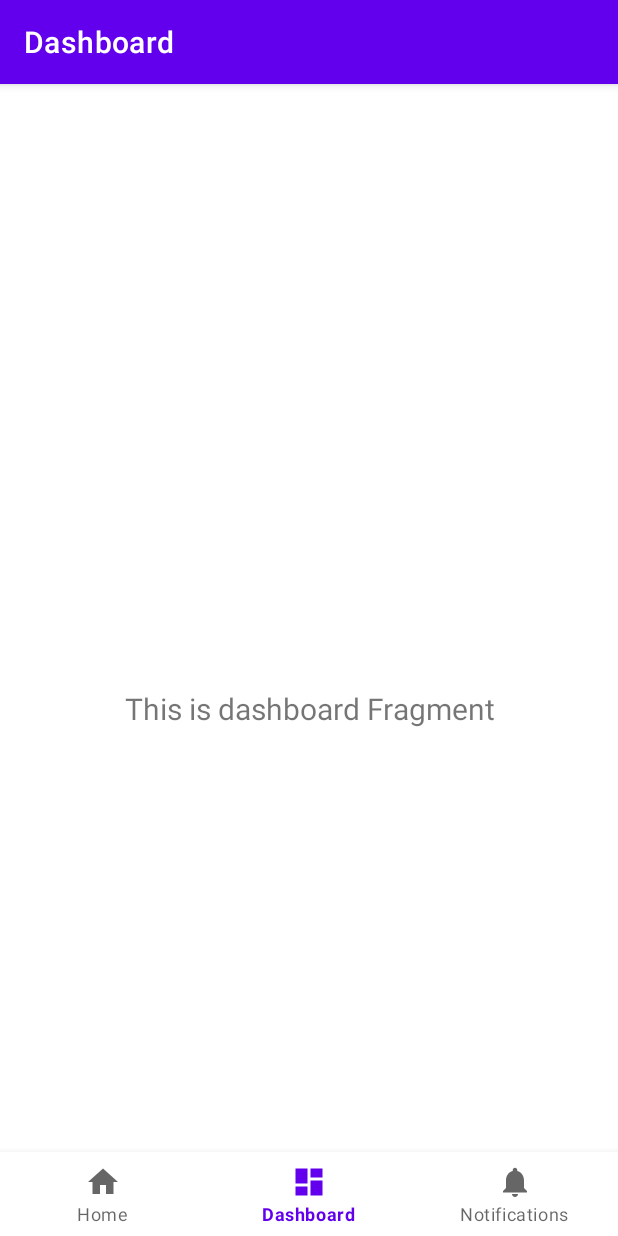
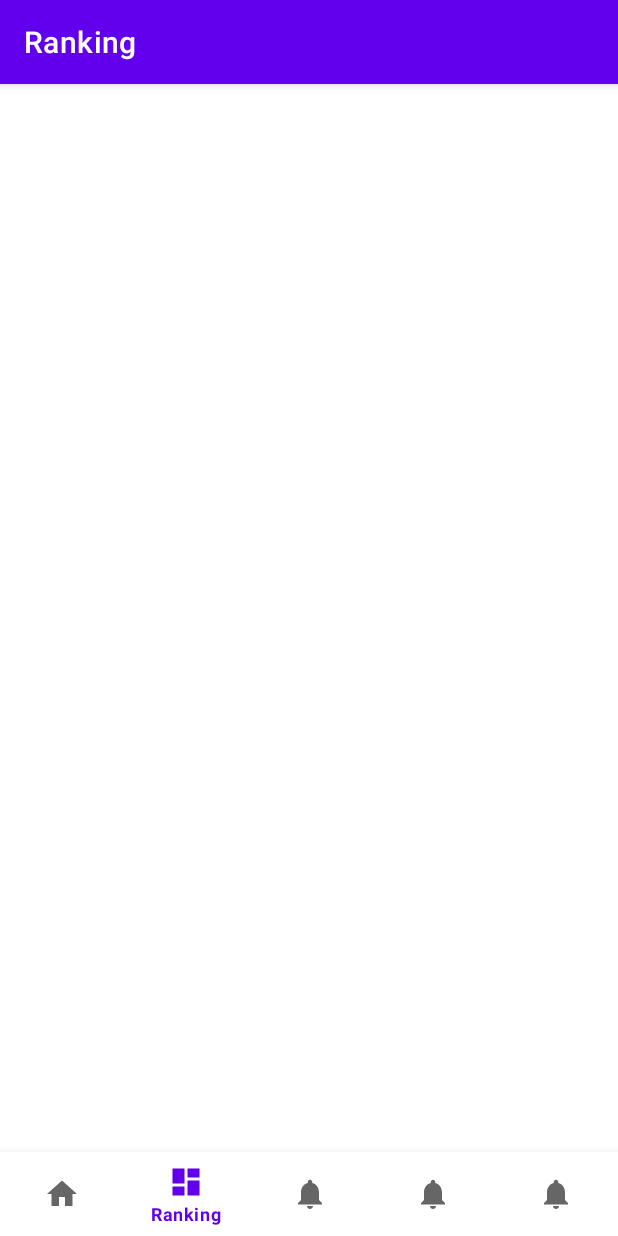
Before and after one commit to heeseong0423/DietStock, an Android app: the screen it shows after launch (MainActivity), item 2 of the bottom bar chosen, on a phone screen of 412 x 824 dp. Run offline under Robolectric (Android 15) with nearby library versions, the phone set to English and light mode, and no system bars; our stand-ins replace navigation-ui.

Commit message:
Fragment java 추가

```diff
--- a/app/src/main/java/com/fournineseven/dietstock/MainActivity.kt
+++ b/app/src/main/java/com/fournineseven/dietstock/MainActivity.kt
@@ -19,7 +19,7 @@ class MainActivity : AppCompatActivity() {
         // Passing each menu ID as a set of Ids because each
         // menu should be considered as top level destinations.
         val appBarConfiguration = AppBarConfiguration(setOf(
-                R.id.navigation_home, R.id.navigation_dashboard, R.id.navigation_notifications))
+                R.id.navigation_home, R.id.navigation_ranking, R.id.navigation_notifications))
         setupActionBarWithNavController(navController, appBarConfiguration)
         navView.setupWithNavController(navController)
         //branch test
--- a/app/src/main/java/com/fournineseven/dietstock/ui/dashboard/DashboardFragment.kt
+++ /dev/null
@@ -1,31 +0,0 @@
-package com.fournineseven.dietstock.ui.dashboard
-
-import android.os.Bundle
-import android.view.LayoutInflater
-import android.view.View
-import android.view.ViewGroup
-import android.widget.TextView
-import androidx.fragment.app.Fragment
-import androidx.lifecycle.Observer
-import androidx.lifecycle.ViewModelProvider
-import com.fournineseven.dietstock.R
-
-class DashboardFragment : Fragment() {
-
-    private lateinit var dashboardViewModel: DashboardViewModel
-
-    override fun onCreateView(
-            inflater: LayoutInflater,
-            container: ViewGroup?,
-            savedInstanceState: Bundle?
-    ): View? {
-        dashboardViewModel =
-                ViewModelProvider(this).get(DashboardViewModel::class.java)
-        val root = inflater.inflate(R.layout.fragment_dashboard, container, false)
-        val textView: TextView = root.findViewById(R.id.text_dashboard)
-        dashboardViewModel.text.observe(viewLifecycleOwner, Observer {
-            textView.text = it
-        })
-        return root
-    }
-}
--- a/app/src/main/java/com/fournineseven/dietstock/ui/dashboard/DashboardViewModel.kt
+++ /dev/null
@@ -1,13 +0,0 @@
-package com.fournineseven.dietstock.ui.dashboard
-
-import androidx.lifecycle.LiveData
-import androidx.lifecycle.MutableLiveData
-import androidx.lifecycle.ViewModel
-
-class DashboardViewModel : ViewModel() {
-
-    private val _text = MutableLiveData<String>().apply {
-        value = "This is dashboard Fragment"
-    }
-    val text: LiveData<String> = _text
-}
--- /dev/null
+++ b/app/src/main/java/com/fournineseven/dietstock/ui/ranking/RankingFragment.java
@@ -0,0 +1,35 @@
+package com.fournineseven.dietstock.ui.ranking;
+
+import android.os.Bundle;
+import android.view.LayoutInflater;
+import android.view.View;
+import android.view.ViewGroup;
+
+import androidx.annotation.NonNull;
+import androidx.annotation.Nullable;
+import androidx.fragment.app.Fragment;
+import androidx.lifecycle.ViewModelProvider;
+
+import com.fournineseven.dietstock.R;
+
+public class RankingFragment extends Fragment {
+    private RankingViewModel rankingViewModel;
+    @Nullable
+    @Override
+    public View onCreateView(@NonNull LayoutInflater inflater, @Nullable ViewGroup container, @Nullable Bundle savedInstanceState) {
+        rankingViewModel = new ViewModelProvider(this).get(RankingViewModel.class);
+        View root = inflater.inflate(R.layout.fragment_ranking, container, false);
+        rankingViewModel.getValue1().observe(getViewLifecycleOwner(), value1 ->{
+            //update UI
+        });
+        return root;
+        //notificationsViewModel =
+        //                ViewModelProvider(this).get(NotificationsViewModel::class.java)
+        //        val root = inflater.inflate(R.layout.fragment_notifications, container, false)
+        //        val textView: TextView = root.findViewById(R.id.text_notifications)
+        //        notificationsViewModel.text.observe(viewLifecycleOwner, Observer {
+        //            textView.text = it
+        //        })
+        //        return root
+    }
+}
--- /dev/null
+++ b/app/src/main/java/com/fournineseven/dietstock/ui/ranking/RankingViewModel.java
@@ -0,0 +1,18 @@
+package com.fournineseven.dietstock.ui.ranking;
+
+import androidx.lifecycle.LiveData;
+import androidx.lifecycle.MutableLiveData;
+import androidx.lifecycle.ViewModel;
+
+public class RankingViewModel extends ViewModel {
+
+    private MutableLiveData<String> value1 = new MutableLiveData<String>();
+
+    public void setValue1(String str){
+        value1.setValue(str);
+    }
+
+    public LiveData<String> getValue1(){
+        return value1;
+    }
+}
--- /dev/null
+++ b/app/src/main/res/layout/fragment_ranking.xml
@@ -0,0 +1,22 @@
+<?xml version="1.0" encoding="utf-8"?>
+<androidx.constraintlayout.widget.ConstraintLayout xmlns:android="http://schemas.android.com/apk/res/android"
+    xmlns:app="http://schemas.android.com/apk/res-auto"
+    xmlns:tools="http://schemas.android.com/tools"
+    android:layout_width="match_parent"
+    android:layout_height="match_parent"
+    tools:context=".ui.ranking.RankingFragment">
+
+    <TextView
+        android:id="@+id/text_ranking"
+        android:layout_width="match_parent"
+        android:layout_height="wrap_content"
+        android:layout_marginStart="8dp"
+        android:layout_marginTop="8dp"
+        android:layout_marginEnd="8dp"
+        android:textAlignment="center"
+        android:textSize="20sp"
+        app:layout_constraintBottom_toBottomOf="parent"
+        app:layout_constraintEnd_toEndOf="parent"
+        app:layout_constraintStart_toStartOf="parent"
+        app:layout_constraintTop_toTopOf="parent" />
+</androidx.constraintlayout.widget.ConstraintLayout>
--- a/app/src/main/res/layout/fragment_dashboard.xml
+++ b/app/src/main/res/layout/fragment_rolemodel.xml
@@ -4,10 +4,10 @@
     xmlns:tools="http://schemas.android.com/tools"
     android:layout_width="match_parent"
     android:layout_height="match_parent"
-    tools:context=".ui.dashboard.DashboardFragment">
+    tools:context=".ui.rolemodel.RoleModelFragment">
 
     <TextView
-        android:id="@+id/text_dashboard"
+        android:id="@+id/text_rolemodel"
         android:layout_width="match_parent"
         android:layout_height="wrap_content"
         android:layout_marginStart="8dp"
--- a/app/src/main/res/menu/bottom_nav_menu.xml
+++ b/app/src/main/res/menu/bottom_nav_menu.xml
@@ -7,13 +7,23 @@
         android:title="@string/title_home" />
 
     <item
-        android:id="@+id/navigation_dashboard"
+        android:id="@+id/navigation_ranking"
         android:icon="@drawable/ic_dashboard_black_24dp"
-        android:title="@string/title_dashboard" />
+        android:title="@string/title_ranking" />
 
     <item
         android:id="@+id/navigation_notifications"
         android:icon="@drawable/ic_notifications_black_24dp"
         android:title="@string/title_notifications" />
 
+    <item
+        android:id="@+id/navigation_food"
+        android:icon="@drawable/ic_notifications_black_24dp"
+        android:title="@string/title_food" />
+
+    <item
+        android:id="@+id/navigation_rolemodel"
+        android:icon="@drawable/ic_notifications_black_24dp"
+        android:title="@string/title_rolemodel" />
+
 </menu>
--- a/app/src/main/res/navigation/mobile_navigation.xml
+++ b/app/src/main/res/navigation/mobile_navigation.xml
@@ -12,14 +12,26 @@
         tools:layout="@layout/fragment_home" />
 
     <fragment
-        android:id="@+id/navigation_dashboard"
-        android:name="com.fournineseven.dietstock.ui.dashboard.DashboardFragment"
-        android:label="@string/title_dashboard"
-        tools:layout="@layout/fragment_dashboard" />
+        android:id="@+id/navigation_ranking"
+        android:name="com.fournineseven.dietstock.ui.ranking.RankingFragment"
+        android:label="@string/title_ranking"
+        tools:layout="@layout/fragment_ranking" />
 
     <fragment
         android:id="@+id/navigation_notifications"
         android:name="com.fournineseven.dietstock.ui.notifications.NotificationsFragment"
         android:label="@string/title_notifications"
         tools:layout="@layout/fragment_notifications" />
+
+    <fragment
+        android:id="@+id/navigation_food"
+        android:name="com.fournineseven.dietstock.ui.food.FoodFragment"
+        android:label="@string/title_notifications"
+        tools:layout="@layout/fragment_food" />
+
+    <fragment
+        android:id="@+id/navigation_rolemodel"
+        android:name="com.fournineseven.dietstock.ui.rolemodel.RoleModelFragment"
+        android:label="@string/title_notifications"
+        tools:layout="@layout/fragment_rolemodel" />
 </navigation>
--- a/app/src/main/res/values/strings.xml
+++ b/app/src/main/res/values/strings.xml
@@ -1,6 +1,8 @@
 <resources>
     <string name="app_name">DietStock</string>
     <string name="title_home">Home</string>
-    <string name="title_dashboard">Dashboard</string>
+    <string name="title_ranking">Ranking</string>
+    <string name="title_food">Food</string>
+    <string name="title_rolemodel">RoleModel</string>
     <string name="title_notifications">Notifications</string>
 </resources>
```
Also changed, not shown: app/src/main/java/com/fournineseven/dietstock/ui/food/FoodFragment.java (added, +36 -0 lines), app/src/main/java/com/fournineseven/dietstock/ui/food/FoodViewModel.java (added, +17 -0 lines), app/src/main/java/com/fournineseven/dietstock/ui/rolemodel/RoleModelFragment.java (added, +36 -0 lines), app/src/main/java/com/fournineseven/dietstock/ui/rolemodel/RoleModelViewModel.java (added, +17 -0 lines), app/src/main/res/layout/fragment_food.xml (added, +22 -0 lines).
